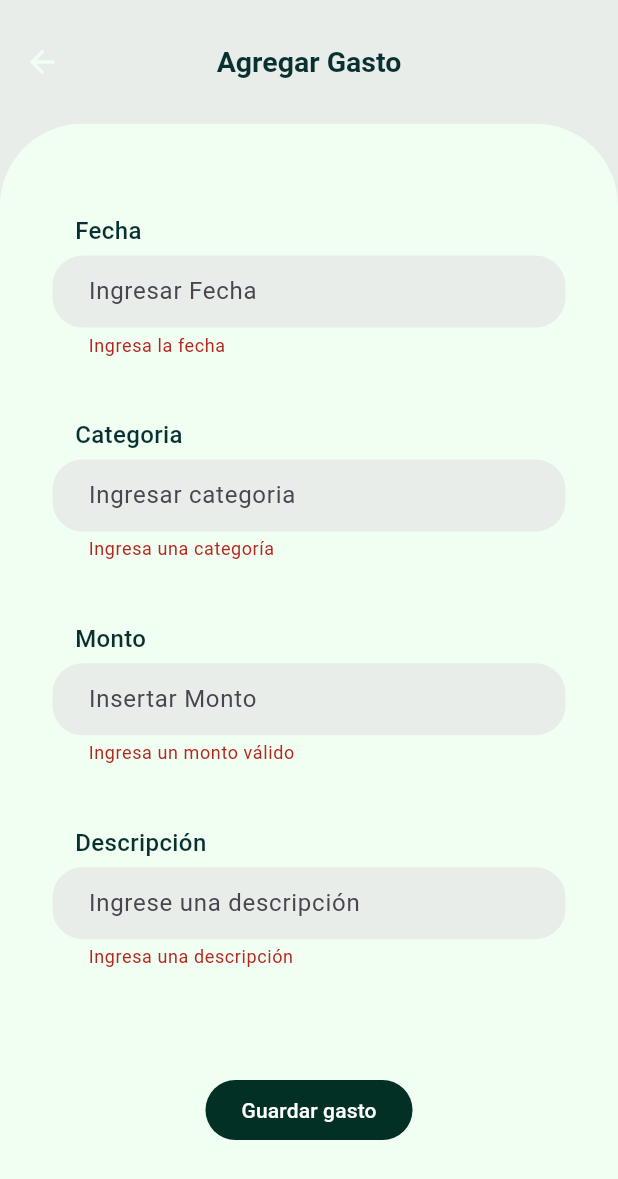
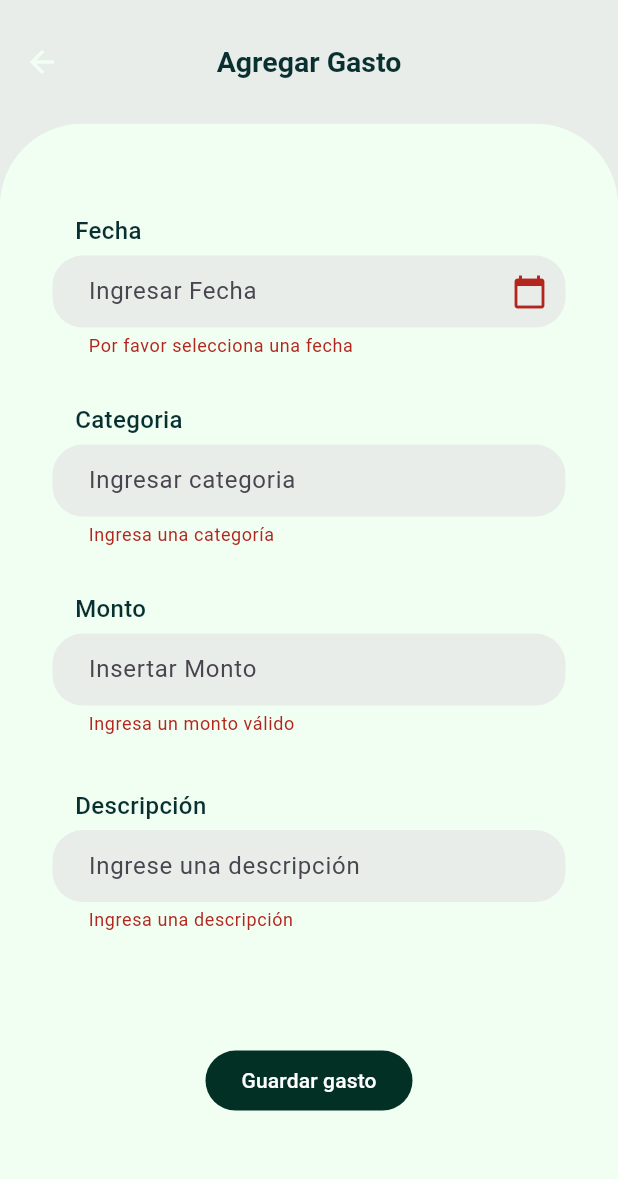
Before and after one commit to kat6767/expense_tracker, a Flutter app: the AgregarGastoPage screen opened directly, after a tap on "Guardar gasto", on a phone screen of 412 x 824 dp. Shown: the top 1179 px of the screen. Run offline on Flutter 3.47's test engine with Material 3 defaults, Android fonts, the phone set to English and light mode, and no system bars; our stand-ins replace sqflite; accounts and stored records are empty.

Commit message:
Merge de backend + front end, adición de función calendario para el ingreso de la fecha, solución de bugs en la interfaz de la pantalla agregar gasto, adición de cuadro de diálogo para la eliminación de un gasto específico. Validación más extensa para el formulario.

```diff
--- /dev/null
+++ b/devtools_options.yaml
@@ -0,0 +1,3 @@
+description: This file stores settings for Dart & Flutter DevTools.
+documentation: https://docs.flutter.dev/tools/devtools/extensions#configure-extension-enablement-states
+extensions:
--- a/lib/screens/add_gasto.dart
+++ b/lib/screens/add_gasto.dart
@@ -1,10 +1,14 @@
 import 'package:flutter/material.dart';
+import 'package:flutter/services.dart';
 import '/db/database_helper.dart';
 import '/models/gasto.dart';
 
 class AgregarGastoPage extends StatefulWidget {
+  const AgregarGastoPage({super.key});
+
   @override
   _AgregarGastoPageState createState() => _AgregarGastoPageState();
+
 }
 
 // Estado de la pantalla agregar Gasto: Lógica e interacción con la base de datos
@@ -14,6 +18,26 @@ class _AgregarGastoPageState extends State<AgregarGastoPage> {
   final _montoController = TextEditingController();
   final _fechaController = TextEditingController();
   final _descripcionController = TextEditingController();
+
+  // Función para obtener la fecha con un datePicker (calendario )
+   Future<void> _seleccionarFecha(BuildContext context) async {
+    final DateTime? fechaSeleccionada = await showDatePicker(
+      context: context,
+      initialDate: DateTime.now(),
+      firstDate: DateTime(2000),
+      lastDate: DateTime(2100),
+    );
+
+    if (fechaSeleccionada != null) {
+    setState(() {
+      _fechaController.text =
+          '${fechaSeleccionada.day.toString().padLeft(2, '0')}/${fechaSeleccionada.month.toString().padLeft(2, '0')}/${fechaSeleccionada.year}';
+    });
+  }
+
+   }
+
+
 
   // destrucción de los controladores del form luego de su uso
   @override
@@ -40,6 +64,7 @@ class _AgregarGastoPageState extends State<AgregarGastoPage> {
         fecha: fechaIngresada,
         descripcion: descripcionIngresada,
       );
+
       await DatabaseHelper().insertarGastoDB(
         gastoIngresado,
       ); // adición de los datos a la bd
@@ -52,7 +77,7 @@ class _AgregarGastoPageState extends State<AgregarGastoPage> {
   @override
   Widget build(BuildContext context) {
     final screenHeight = MediaQuery.of(context).size.height;
-    final screenWidht = MediaQuery.of(context).size.width;
+    final screenWidth = MediaQuery.of(context).size.width;
 
     return Scaffold(
       backgroundColor: Color.fromRGBO(232, 237, 234, 1),
@@ -88,6 +113,10 @@ class _AgregarGastoPageState extends State<AgregarGastoPage> {
             ),
           ),
           height: 0.9 * screenHeight,
+
+          //Formulario para ingresar gasto
+          child: SafeArea(
+            child: SingleChildScrollView(
               child: Form(
               key: _formKey,
               child: Column(
@@ -95,7 +124,8 @@ class _AgregarGastoPageState extends State<AgregarGastoPage> {
                 //Elemento de Fecha
                 children: [
                   Padding(//Primer elemento
-                  padding: EdgeInsets.fromLTRB(35, 60,35, 0),
+
+                    padding: EdgeInsets.fromLTRB(35, 60,35, 15),
                     child: Column(
                       crossAxisAlignment: CrossAxisAlignment.start,
                       children: [
@@ -117,6 +147,7 @@ class _AgregarGastoPageState extends State<AgregarGastoPage> {
                             //labelStyle: TextStyle(color: Color.fromRGBO(123, 150, 148, 1)),
                             hintText: 'Ingresar Fecha',
                             filled: true,
+                            suffixIcon: Icon(Icons.calendar_today),
                             fillColor: Color.fromRGBO(232, 237, 234, 1),
                             contentPadding: EdgeInsets.symmetric(
                               horizontal: 20,
@@ -129,10 +160,16 @@ class _AgregarGastoPageState extends State<AgregarGastoPage> {
                           ),
                           style: TextStyle(color: Color.fromRGBO(9, 48, 48, 1)),
                           controller: _fechaController,
-                        validator:(value) =>
-                          value == null || value.isEmpty
-                              ? 'Ingresa la fecha'
-                              : null,
+                          readOnly: true,
+                          onTap: () => _seleccionarFecha(context),
+                          validator:(value) {
+                               if (value == null || value.isEmpty){
+                                 return 'Por favor selecciona una fecha';
+                            }
+                            return null;
+                          }
+
+
                         ),
                       ],
                     ),
@@ -140,7 +177,7 @@ class _AgregarGastoPageState extends State<AgregarGastoPage> {
 
                   //Elemento de Categoria
                   Padding(
-                  padding: EdgeInsets.fromLTRB(35, 0, 35, 0),
+                    padding: EdgeInsets.fromLTRB(35, 15, 35, 15),
                     child: Column(
                       crossAxisAlignment: CrossAxisAlignment.start,
                       children: [
@@ -155,6 +192,8 @@ class _AgregarGastoPageState extends State<AgregarGastoPage> {
                             ),
                           ),
                         ),
+
+
                         TextFormField(
                           decoration: InputDecoration(
 
@@ -186,7 +225,7 @@ class _AgregarGastoPageState extends State<AgregarGastoPage> {
                   ),
                   //Elemento Monto
                         Padding(
-                  padding: EdgeInsets.fromLTRB(35, 0, 35, 0),
+                    padding: EdgeInsets.fromLTRB(35, 15, 35, 15),
                     child: Column(
                       crossAxisAlignment: CrossAxisAlignment.start,
                       children: [
@@ -220,19 +259,30 @@ class _AgregarGastoPageState extends State<AgregarGastoPage> {
                           ),
                           style: TextStyle(color: Color.fromRGBO(9, 48, 48, 1)),
                           controller: _montoController,
-                        validator:(value) =>
-                          value == null || value.isEmpty
-                              ? 'Ingresa un monto válido'
-                              : null,
+                          keyboardType: TextInputType.numberWithOptions(decimal: true),
+                          inputFormatters: [
+                            FilteringTextInputFormatter.allow(RegExp(r'^\d*\.?\d{0,2}')),
+                          ],
+                          validator:(value) {
+                            if (value == null || value.trim().isEmpty) {
+                                return 'Ingresa un monto válido';
+                              }
+                              final parsed = double.tryParse(value);
+                              if (parsed == null){
+                                return 'Debe ser un número decimal';
+                              }
+                              return null;
+                          }
                         ),
+
+
                         //Elemento Descripcion
-
                       ],
                     ),
                   ),
                   //Elemento DESCRIPCION
                   Padding(
-                  padding: EdgeInsets.fromLTRB(35, 0, 35, 0),
+                    padding: EdgeInsets.fromLTRB(35, 20, 35, 15),
                     child: Column(
                       crossAxisAlignment: CrossAxisAlignment.start,
                       children: [
@@ -275,58 +325,7 @@ class _AgregarGastoPageState extends State<AgregarGastoPage> {
                       ],
                     ),
                   ),
-
-                /*
-                //TextBox categoria
-                TextFormField(
-                  controller: _categoriaController,
-                  decoration: InputDecoration(labelText: 'Categoria'),
-                  validator:
-                      (value) =>
-                          value == null || value.isEmpty
-                              ? 'Ingresa una categoría'
-                              : null,
-                ),
-                //espacio
-                SizedBox(height: 20),
-
-                //texbox monto
-                TextFormField(
-                  controller: _montoController,
-                  decoration: InputDecoration(labelText: 'Monto'),
-                  validator:
-                      (value) =>
-                          value == null || value.isEmpty
-                              ? 'Ingresa un monto válido'
-                              : null,
-                ),
-                SizedBox(height: 20),
-
-                //textbox fecha
-                /*TextFormField(
-                  controller: _fechaController,
-                  decoration: InputDecoration(labelText: 'Fecha DD, MM, AA'),
-                  validator:
-                      (value) =>
-                          value == null || value.isEmpty
-                              ? 'Ingresa la fecha'
-                              : null,
-                ),*/
-                SizedBox(height: 20),
-
-                TextFormField(
-                  controller: _descripcionController,
-                  decoration: InputDecoration(labelText: 'Descripción'),
-                  validator:
-                      (value) =>
-                          value == null || value.isEmpty
-                              ? 'Ingresa una descripción'
-                              : null,
-                ),*/
-
-
-                //Botón guardarGasto
-                Padding(padding: EdgeInsets.fromLTRB(0,30,0,60),
+                  Padding(padding: EdgeInsets.fromLTRB(0,60,0,60),
                   child: ElevatedButton(
                     style: ElevatedButton.styleFrom(
                       backgroundColor: Color.fromRGBO(2, 48, 36,1),
@@ -343,7 +342,9 @@ class _AgregarGastoPageState extends State<AgregarGastoPage> {
                 ],
               ),
             ),
+            )
           ),
+          )
         ),
       );
   }
```
Also changed, not shown: lib/db/database_helper.dart (+14 -3 lines), lib/screens/home_screen.dart (+67 -174 lines). Lines whose indentation alone changed are shown as unchanged.
